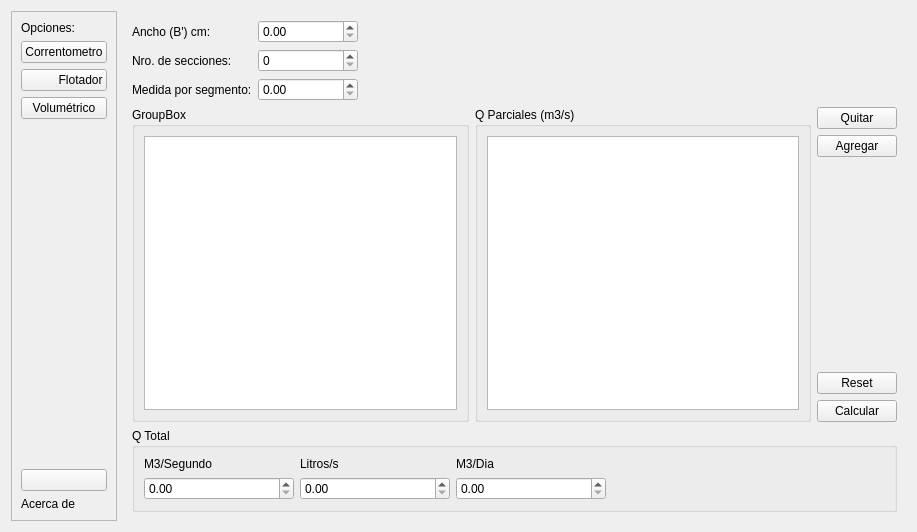
lincolningaroca/SW_QCalculator, file mainclass.ui: the form before one commit.
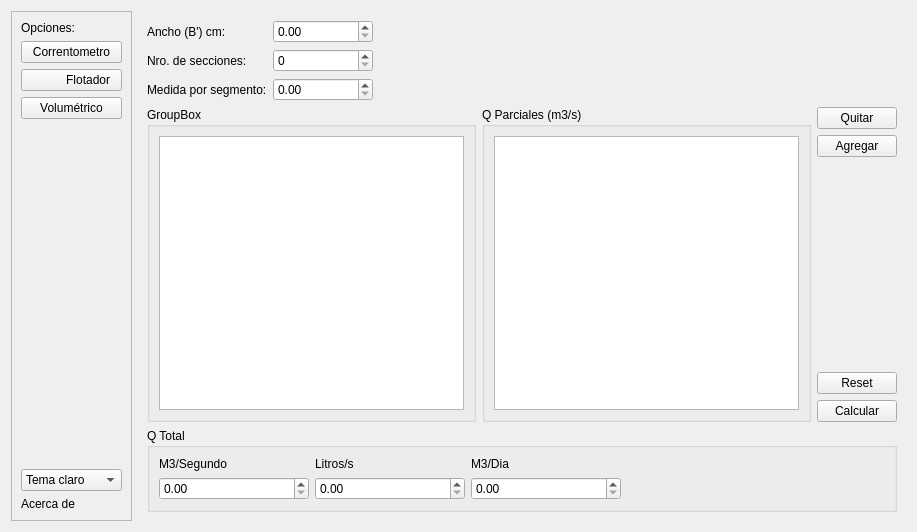
The form after the commit. The open tabs and pages were chosen to show the change. Icons and pictures are not drawn.

Commit message: se ha dotado a la aplicaión la capacidad de cambiar al tema oscuro

```diff
--- a/mainclass.ui
+++ b/mainclass.ui
@@ -104,20 +104,17 @@
        </spacer>
       </item>
       <item>
-       <widget class="QPushButton" name="pushButton_4">
+       <widget class="QComboBox" name="comboBox">
+        <item>
         <property name="text">
-         <string/>
-        </property>
-        <property name="icon">
-         <iconset resource="rsc.qrc">
-          <normaloff>:/img/table-128.png</normaloff>:/img/table-128.png</iconset>
-        </property>
-        <property name="iconSize">
-         <size>
-          <width>32</width>
-          <height>32</height>
-         </size>
-        </property>
+          <string>Tema claro</string>
+         </property>
+        </item>
+        <item>
+         <property name="text">
+          <string>Tema oscuro</string>
+         </property>
+        </item>
        </widget>
       </item>
       <item>
```
Left out of the diff: 3 changed lines with no effect on the pictures. Lines whose indentation alone changed are shown as unchanged. The commit also changes 11 other files.
